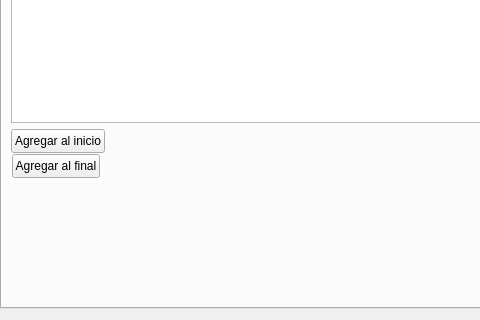
This is widget.ui in JosueRobles/Actividad13_SA as Qt 5 draws it before an edit; both pictures show x 0 to 480 and y 302 to 622 of the 804 by 622 pixel window. The edited form follows.
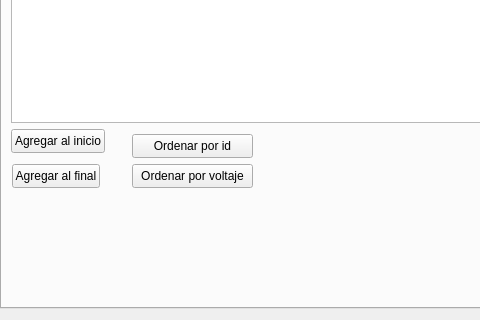
This is the edited form.

Patch:
```diff
--- a/widget.ui
+++ b/widget.ui
@@ -75,7 +75,7 @@
      <property name="geometry">
       <rect>
        <x>10</x>
-       <y>430</y>
+       <y>440</y>
        <width>88</width>
        <height>24</height>
       </rect>
@@ -136,6 +136,32 @@
       </rect>
      </property>
     </widget>
+    <widget class="QPushButton" name="sortId">
+     <property name="geometry">
+      <rect>
+       <x>130</x>
+       <y>410</y>
+       <width>121</width>
+       <height>24</height>
+      </rect>
+     </property>
+     <property name="text">
+      <string>Ordenar por id</string>
+     </property>
+    </widget>
+    <widget class="QPushButton" name="sortVoltaje">
+     <property name="geometry">
+      <rect>
+       <x>130</x>
+       <y>440</y>
+       <width>121</width>
+       <height>24</height>
+      </rect>
+     </property>
+     <property name="text">
+      <string>Ordenar por voltaje</string>
+     </property>
+    </widget>
    </widget>
    <widget class="QWidget" name="tab_2">
     <attribute name="title">
```
Left out of the diff: 2 changed lines with no effect on the pictures.
